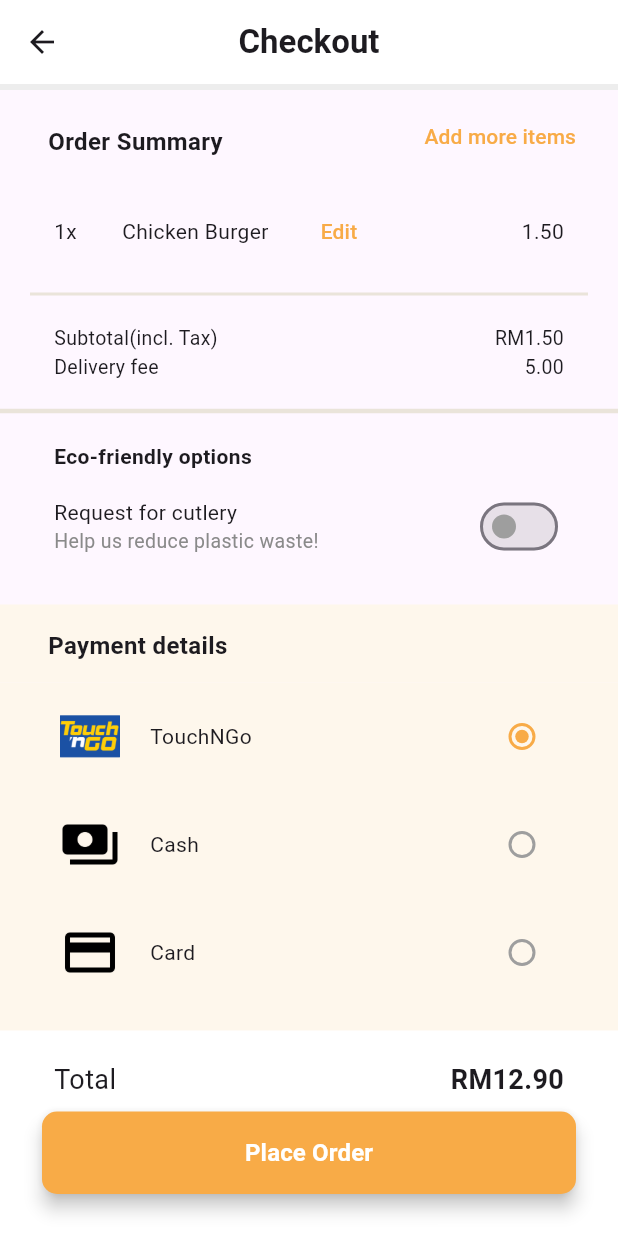
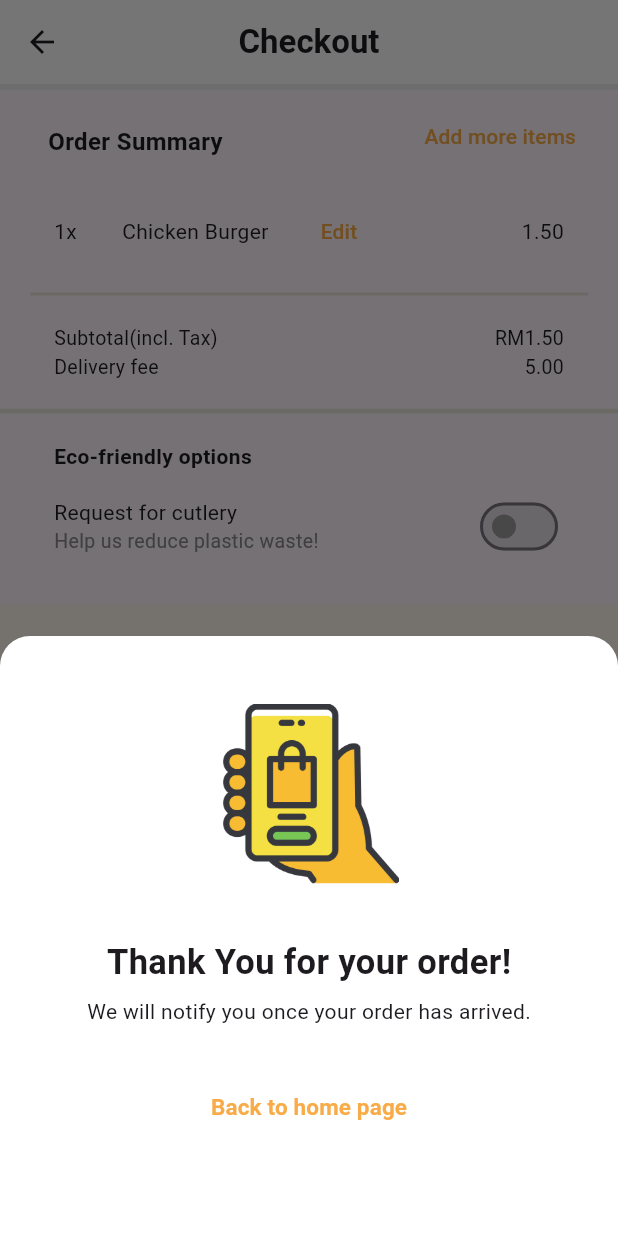
Before and after one commit to MarcusMQF/Food-System-App, a Flutter app: the CheckoutPage screen opened directly, after a tap on "Place Order", on a phone screen of 412 x 824 dp. Run offline on Flutter 3.47's test engine with Material 3 defaults, Android fonts, the phone set to English and light mode, and no system bars; our stand-ins replace flutter_svg; project files that could hold a hidden picture were left out.

Commit message:
add a pop up message after order is placed

```diff
--- a/lib/home_page.dart
+++ b/lib/home_page.dart
@@ -10,24 +10,6 @@ class HomePage extends StatelessWidget {
     return Scaffold(
       appBar: AppBar(
         title: const Text('Home Page'),
-        actions: [
-          ElevatedButton(
-            style: ElevatedButton.styleFrom(
-              backgroundColor: const Color.fromARGB(255, 0, 95, 54),
-            ),
-            onPressed: () {
-              // Navigate to the CheckoutPage when the button is clicked
-              Navigator.push(
-                context,
-                MaterialPageRoute(builder: (context) => const CheckoutPage()),
-              );
-            },
-            child: const Text('Checkout',
-            style: TextStyle(
-              color: Colors.white,
-            ),),
-          ),
-        ],
       ),
       body: const Center(
         child: Text('Welcome to the Home Page!'),
--- a/lib/main.dart
+++ b/lib/main.dart
@@ -1,5 +1,7 @@
 import 'package:flutter/material.dart';
+import 'package:um_internal_hackathon/home_page.dart';
 import 'package:um_internal_hackathon/pages/checkout.dart';
+import 'package:um_internal_hackathon/sign_in_page.dart';
 
 void main() {
   runApp(const MyApp());
@@ -17,7 +19,7 @@ class MyApp extends StatelessWidget {
         useMaterial3: true,
       ),
       //home: const SignInPage(),
-      home: const CheckoutPage(),
+      home: const SignInPage(),
     );
 
   }
--- a/lib/pages/checkout.dart
+++ b/lib/pages/checkout.dart
@@ -1,6 +1,7 @@
 import 'package:flutter/material.dart';
 import 'package:flutter_svg/flutter_svg.dart';
 import 'package:um_internal_hackathon/home_page.dart';
+import 'package:um_internal_hackathon/pages/checkout_message.dart';
 
 const String touchNGoImagePath = 'assets/tng-logo.png';
 const String cashImagePath = 'assets/icons/cash-icon.png';
@@ -257,6 +258,13 @@ class _CheckoutPageState extends State<CheckoutPage> {
                     margin: const EdgeInsets.all(8.0),
                     child: ElevatedButton(
                       onPressed: () {
+                        showModalBottomSheet(
+                          context: context,
+                          backgroundColor: Colors.transparent,
+                          isScrollControlled: true,
+                          builder: (context) {
+                            return const CheckoutMessageView();
+                          });
                       },
                       style: ElevatedButton.styleFrom(
                       backgroundColor: const Color.fromARGB(255,248, 171, 71),
--- /dev/null
+++ b/lib/pages/checkout_message.dart
@@ -0,0 +1,69 @@
+import 'package:flutter/material.dart';
+import 'package:um_internal_hackathon/home_page.dart';
+
+class CheckoutMessageView extends StatefulWidget {
+  const CheckoutMessageView({super.key});
+
+  @override
+  State<CheckoutMessageView> createState() => _CheckoutMessageViewState();
+}
+
+class _CheckoutMessageViewState extends State<CheckoutMessageView> {
+  @override
+  Widget build(BuildContext context) {
+    var media = MediaQuery.sizeOf(context);
+
+    return  Container(
+      padding: const EdgeInsets.symmetric(vertical: 15, horizontal: 30),
+      width: media.width,
+      height: 400,
+      decoration: const BoxDecoration(
+        color: Colors.white,
+        borderRadius: BorderRadius.only(
+          topLeft: Radius.circular(20), topRight: Radius.circular(20)
+        )
+      ),
+      child: Column(
+        children: [
+          Container(
+            margin: EdgeInsets.symmetric(vertical: 30),
+            width: 120,
+            height: 120,
+            decoration:
+            const BoxDecoration(
+              image: DecorationImage(
+                image: AssetImage('assets/order-completed.png'),
+                fit: BoxFit.cover,
+              ),
+            ),
+          ),
+          Container(
+            margin: const EdgeInsets.symmetric(vertical: 6),
+            child: const Text('Thank You for your order!',
+            style: TextStyle(
+              fontSize: 23,
+              fontWeight: FontWeight.bold,
+            ),),
+          ),
+          const Text('We will notify you once your order has arrived.'),
+          Container(
+            margin: EdgeInsets.symmetric(vertical: 30),
+            child: TextButton(onPressed: () {
+                      // Navigate to the homepage when the button is clicked
+                      Navigator.push(
+                        context,
+                        MaterialPageRoute(builder: (context) => const HomePage()),
+                      );
+                    }, child: const Text('Back to home page',
+                    style: TextStyle(
+                      color: Color.fromARGB(255,248, 171, 71),
+                      fontWeight: FontWeight.bold,
+                      fontSize: 15
+                    ),),
+            ),
+          )
+        ],
+      ),
+    );
+  }
+}
--- a/pubspec.yaml
+++ b/pubspec.yaml
@@ -72,6 +72,7 @@ flutter:
     - assets/tng-logo.png
     - assets/icons/cash-icon.png
     - assets/icons/credit-card-icon.png
+    - assets/order-completed.png
   # To add assets to your application, add an assets section, like this:
   #   - images/a_dot_ham.jpeg
 
```
Also changed, not shown: assets/order-completed.png (added).
